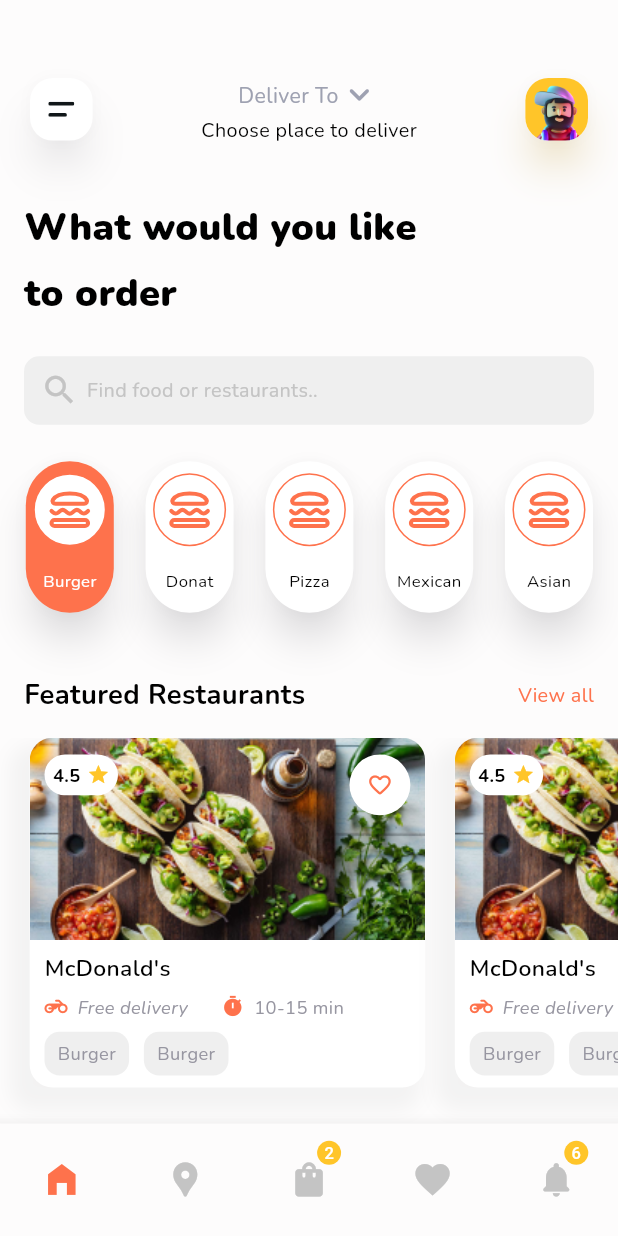
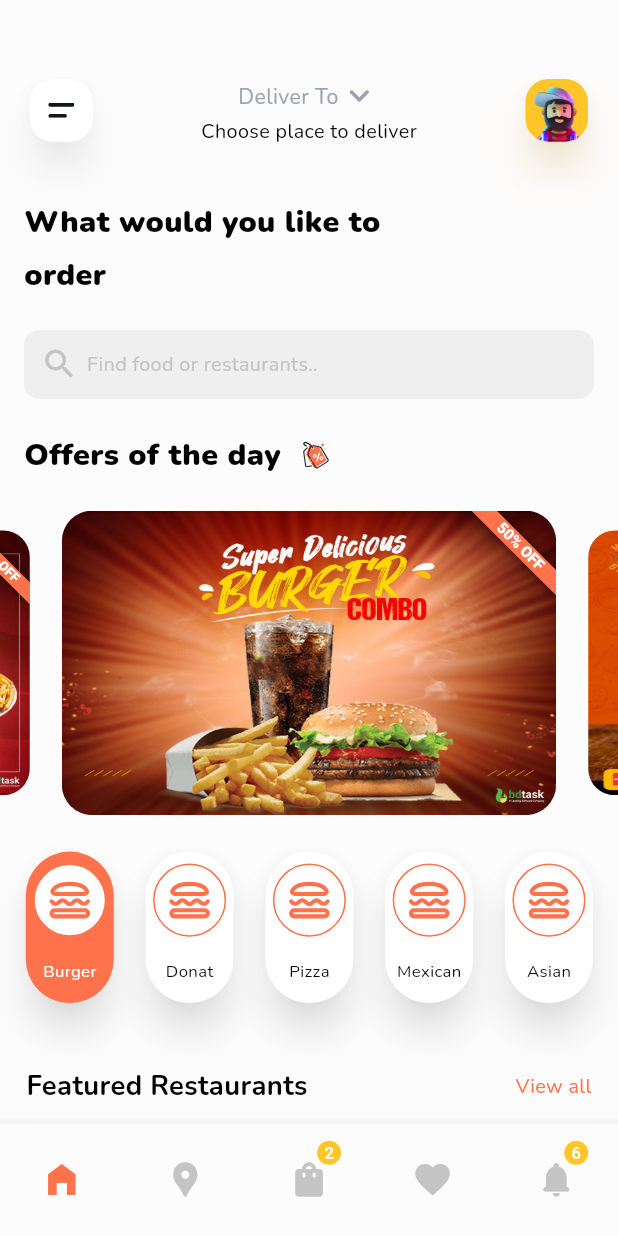
Before and after one commit to HaithamHussienAleryani/food_hub, a Flutter app: the HomePage screen opened by its route, on a phone screen of 412 x 824 dp. Run offline on Flutter 3.47's test engine with Material 3 defaults, Android fonts, the phone set to English and light mode, and no system bars; drawn by our look-alikes of carousel_slider; our stand-ins replace cloud_firestore, firebase_auth, firebase_core, flutter_bloc, flutter_screenutil, flutter_svg and 5 more; accounts and stored records are empty; generated files the repository leaves out were written again.

Commit message:
create offers section and animation

```diff
--- /dev/null
+++ b/lib/core/common/constants/animations/animation_constant.dart
@@ -0,0 +1,2 @@
+const animationPath = 'assets/animations';
+const offerAnimation = '$animationPath/offer.json';
--- a/lib/core/common/constants/images/images_constants.dart
+++ b/lib/core/common/constants/images/images_constants.dart
@@ -21,3 +21,6 @@ const String burger = "$svgPath/burger.svg";
 const String onBoardingImage = "$imagesPath/onboarding.png";
 const String userPlaceHolder = "$imagesPath/user-placeholder.png";
 const String mealOne = "$imagesPath/meal_one.png";
+const String offerOne = "$imagesPath/offer_one.jpg";
+const String offerTwo = "$imagesPath/offer_2.jpg";
+const String offerThree = "$imagesPath/offer_3.jpg";
--- a/lib/features/home/presentation/widgets/bottom_navigation_item.dart
+++ b/lib/features/home/presentation/widgets/bottom_navigation_item.dart
@@ -7,7 +7,7 @@ BottomNavigationBarItem getBottomNavItem(IconData icons, int count) =>
         icon: Badge(
           isLabelVisible: count > 0,
           offset: Offset(7.w, -12.h),
-          backgroundColor: Color(0xffFFC529),
+          backgroundColor: const Color(0xffFFC529),
           alignment: Alignment.topRight,
           label: Text(count.toString()),
           child: Icon(
--- a/lib/features/home/presentation/widgets/drawer.dart
+++ b/lib/features/home/presentation/widgets/drawer.dart
@@ -64,6 +64,8 @@ class _AnimatedDrawerState extends State<AnimatedDrawer> {
                 VerticalSpace(space: 43.h),
                 SizedBox(
                   child: Column(
+                    mainAxisAlignment: MainAxisAlignment.center,
+                    crossAxisAlignment: CrossAxisAlignment.center,
                     children: [
                       DrawerListItem(
                         icon: document,
@@ -112,17 +114,19 @@ class _AnimatedDrawerState extends State<AnimatedDrawer> {
                   ),
                   child: Row(
                     mainAxisSize: MainAxisSize.min,
+                    crossAxisAlignment: CrossAxisAlignment.center,
+                    mainAxisAlignment: MainAxisAlignment.center,
                     children: [
                       Icon(
                         Icons.power_settings_new,
                         color: AppPallet.whiteColor,
-                        size: 30.h,
+                        size: 20.sp,
                       ),
                       HorizontalSpace(space: 9.w),
                       Text(
                         "Log Out",
                         style: TextStyle(
-                            fontSize: 16.sp,
+                            fontSize: 14.sp,
                             letterSpacing: 1,
                             color: AppPallet.whiteColor),
                       ),
--- a/lib/features/home/presentation/widgets/drawer_list_item.dart
+++ b/lib/features/home/presentation/widgets/drawer_list_item.dart
@@ -17,13 +17,15 @@ class DrawerListItem extends StatelessWidget {
   @override
   Widget build(BuildContext context) {
     return Padding(
-      padding: EdgeInsets.only(bottom: 36.h),
+      padding: EdgeInsets.only(bottom: 25.h),
       child: GestureDetector(
         onTap: onTap,
         child: Row(
           crossAxisAlignment: CrossAxisAlignment.center,
           children: [
-            SvgPicture.asset(icon),
+            SvgPicture.asset(
+              icon,
+            ),
             HorizontalSpace(space: 14.w),
             Text(
               title,
--- a/lib/features/home/presentation/widgets/home.dart
+++ b/lib/features/home/presentation/widgets/home.dart
@@ -1,5 +1,7 @@
+import 'package:carousel_slider/carousel_slider.dart';
 import 'package:flutter/material.dart';
 import 'package:flutter_screenutil/flutter_screenutil.dart';
+import 'package:food_hub/core/common/constants/animations/animation_constant.dart';
 import 'package:food_hub/core/common/constants/images/images_constants.dart';
 import 'package:food_hub/core/common/widgets/horizontal_space.dart';
 import 'package:food_hub/core/common/widgets/vertical_space.dart';
@@ -8,6 +10,8 @@ import 'package:food_hub/features/home/presentation/widgets/appbar.dart';
 import 'package:food_hub/features/home/presentation/widgets/category_card.dart';
 import 'package:food_hub/features/home/presentation/widgets/featured_restaurant_card.dart';
 import 'package:food_hub/features/home/presentation/widgets/meal_card.dart';
+import 'package:food_hub/features/home/presentation/widgets/offer_card.dart';
+import 'package:lottie/lottie.dart';
 
 class HomeWidget extends StatefulWidget {
   final Duration duration;
@@ -30,6 +34,10 @@ class HomeWidget extends StatefulWidget {
 }
 
 class _HomeWidgetState extends State<HomeWidget> {
+  //TODO FIND FOOD NEAR ME
+  //TODO TRANSLATE ALL PREVIOUS WORK
+  //TODO CREATE SEARCH FULL PAGE MODAL SHEET
+  //TODO MAKE ALL SECTIONS A COMPONENTS
   @override
   Widget build(BuildContext context) {
     return AnimatedPositioned(
@@ -43,14 +51,16 @@ class _HomeWidgetState extends State<HomeWidget> {
         child: Material(
           animationDuration: widget.duration,
           color: AppPallet.scaffoldBackgroundColor,
-          borderRadius: BorderRadius.circular(widget.isCollapsed ? 0 : 25),
+          borderRadius: BorderRadius.circular(widget.isCollapsed ? 0 : 25.r),
           elevation: 20,
           shadowColor: AppPallet.shadowColor.withOpacity(0.2),
           child: SingleChildScrollView(
             scrollDirection: Axis.vertical,
-            physics: const ClampingScrollPhysics(),
+            physics: !widget.isCollapsed
+                ? const NeverScrollableScrollPhysics()
+                : const ClampingScrollPhysics(),
             child: Container(
-              padding: const EdgeInsets.only(top: 48),
+              padding: EdgeInsets.only(top: 48.h),
               child: Column(
                 crossAxisAlignment: CrossAxisAlignment.start,
                 children: <Widget>[
@@ -71,7 +81,7 @@ class _HomeWidgetState extends State<HomeWidget> {
                         "What would you like to order",
                         style: TextStyle(
                             height: 1.7.h,
-                            fontSize: 25.sp,
+                            fontSize: 20.sp,
                             fontWeight: FontWeight.w900),
                       ),
                     ),
@@ -104,11 +114,57 @@ class _HomeWidgetState extends State<HomeWidget> {
                     ),
                   ),
                   VerticalSpace(space: 20.h),
+                  Padding(
+                    padding: const EdgeInsets.symmetric(horizontal: 16),
+                    child: SizedBox(
+                      width: 0.70.sw,
+                      child: Row(
+                        children: [
+                          Text(
+                            "Offers of the day",
+                            style: TextStyle(
+                                height: 1.7.h,
+                                fontSize: 20.sp,
+                                fontWeight: FontWeight.w900),
+                          ),
+                          HorizontalSpace(space: 10.w),
+                          Lottie.asset(offerAnimation,
+                              repeat: true, reverse: true),
+                        ],
+                      ),
+                    ),
+                  ),
+                  VerticalSpace(space: 19.h),
+                  SizedBox(
+                    height: 200.h,
+                    child: CarouselSlider(
+                        options: CarouselOptions(
+                            height: 400.0,
+                            autoPlay: widget.isCollapsed,
+                            enlargeCenterPage: true,
+                            disableCenter: true,
+                            animateToClosest: true),
+                        items: const [
+                          OfferCard(
+                            offer: offerOne,
+                          ),
+                          OfferCard(
+                            offer: offerTwo,
+                          ),
+                          OfferCard(
+                            offer: offerThree,
+                          ),
+                        ]),
+                  ),
+                  VerticalSpace(space: 20.h),
                   SizedBox(
                     height: 145.h,
-                    child: const SingleChildScrollView(
+                    child: SingleChildScrollView(
                       scrollDirection: Axis.horizontal,
-                      child: Row(
+                      physics: !widget.isCollapsed
+                          ? const NeverScrollableScrollPhysics()
+                          : const ClampingScrollPhysics(),
+                      child: const Row(
                         crossAxisAlignment: CrossAxisAlignment.start,
                         children: [
                           CategoryCard(
@@ -137,7 +193,7 @@ class _HomeWidgetState extends State<HomeWidget> {
                     ),
                   ),
                   Padding(
-                    padding: const EdgeInsets.symmetric(horizontal: 16),
+                    padding: EdgeInsets.symmetric(horizontal: 16.w),
                     child: Row(
                       mainAxisAlignment: MainAxisAlignment.spaceBetween,
                       crossAxisAlignment: CrossAxisAlignment.center,
@@ -172,7 +228,7 @@ class _HomeWidgetState extends State<HomeWidget> {
                     ),
                   ),
                   Padding(
-                    padding: const EdgeInsets.symmetric(horizontal: 16),
+                    padding: EdgeInsets.symmetric(horizontal: 16.w),
                     child: Row(
                       mainAxisAlignment: MainAxisAlignment.spaceBetween,
                       crossAxisAlignment: CrossAxisAlignment.center,
@@ -206,7 +262,6 @@ class _HomeWidgetState extends State<HomeWidget> {
                       ),
                     ),
                   ),
-                  VerticalSpace(space: 0.05.sh),
                 ],
               ),
             ),
--- /dev/null
+++ b/lib/features/home/presentation/widgets/offer_card.dart
@@ -0,0 +1,33 @@
+import 'package:flutter/material.dart';
+import 'package:flutter_screenutil/flutter_screenutil.dart';
+import 'package:food_hub/core/theme/app_platte.dart';
+
+class OfferCard extends StatelessWidget {
+  final String offer;
+  const OfferCard({
+    super.key,
+    required this.offer,
+  });
+
+  @override
+  Widget build(BuildContext context) {
+    return Builder(
+      builder: (BuildContext context) {
+        return Container(
+          clipBehavior: Clip.hardEdge,
+          decoration: BoxDecoration(
+              borderRadius: BorderRadius.circular(20.r),
+              image: DecorationImage(
+                  image: AssetImage(offer),
+                  fit: BoxFit.fill,
+                  alignment: Alignment.topCenter)),
+          child: const Banner(
+            message: '50% OFF',
+            location: BannerLocation.topEnd,
+            color: AppPallet.primary,
+          ),
+        );
+      },
+    );
+  }
+}
--- a/pubspec.yaml
+++ b/pubspec.yaml
@@ -56,6 +56,8 @@ dependencies:
   google_sign_in: ^6.2.1
   cloud_firestore: ^4.17.5
   badges: ^3.1.2
+  carousel_slider: ^4.2.1
+  lottie: ^3.1.2
 
 
 dev_dependencies:
@@ -88,6 +90,7 @@ flutter:
   assets:
      - assets/images/other/
      - assets/images/svgs/
+     - assets/animations/
 
 
   # An image asset can refer to one or more resolution-specific "variants", see
```
Also changed, not shown: assets/animations/offer.json (added, +1 -0 lines), assets/images/other/offer_2.jpg (added), assets/images/other/offer_3.jpg (added), assets/images/other/offer_one.jpg (added), pubspec.lock.
